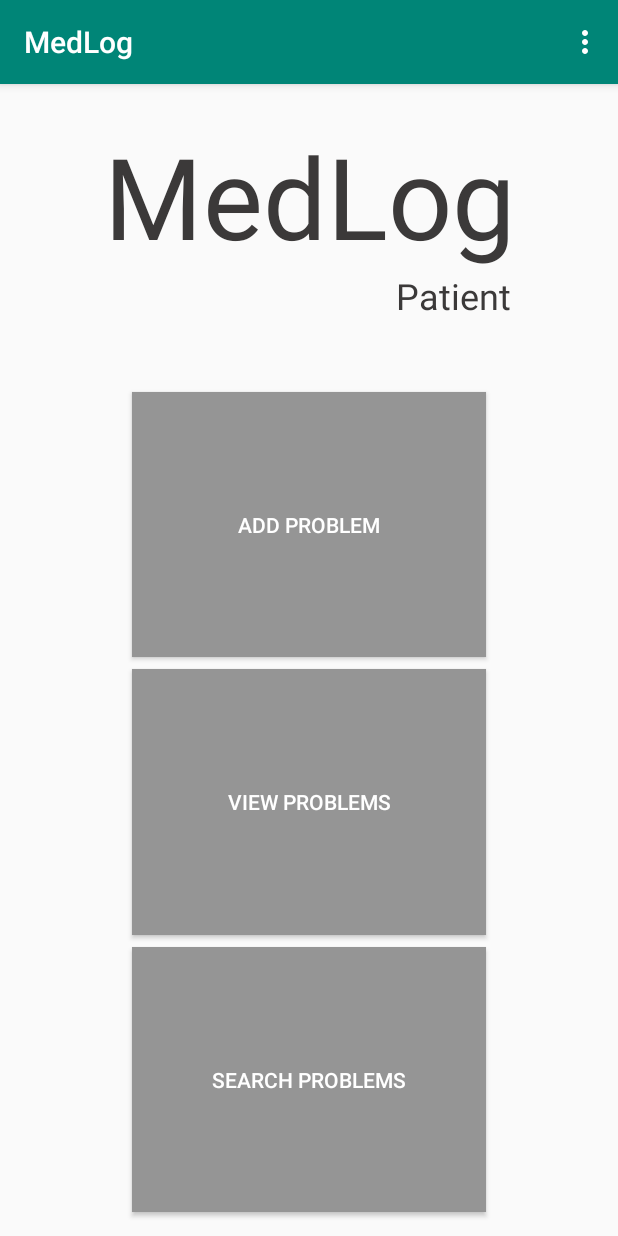
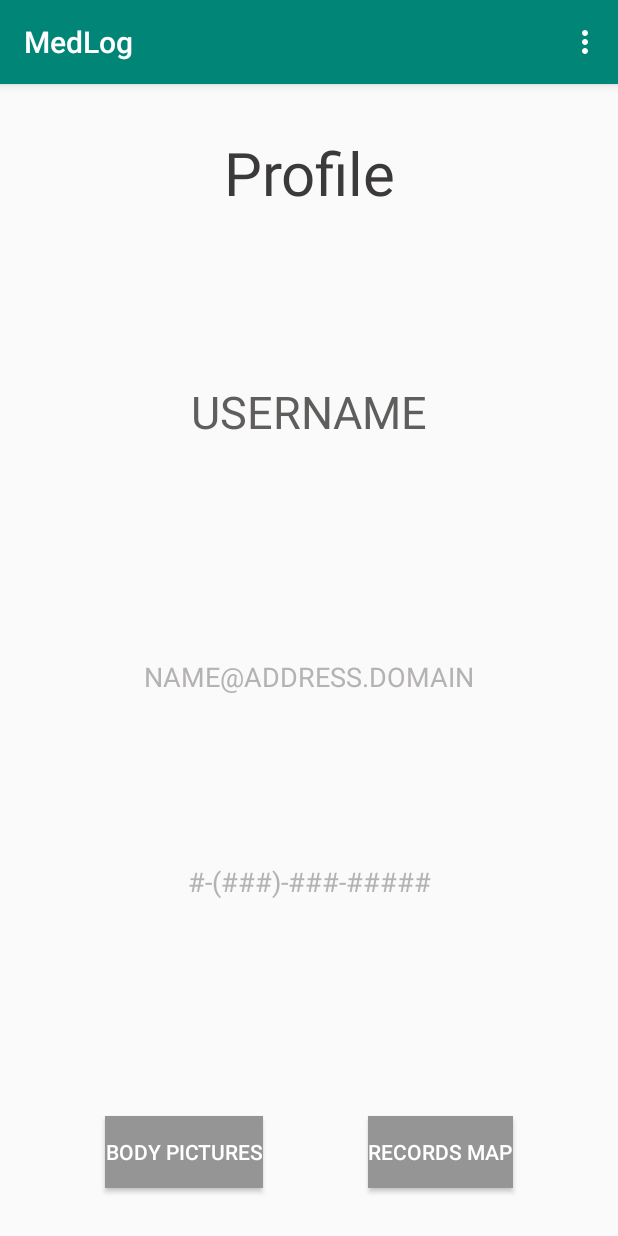
Before and after one commit to CMPUT301F18T17/MedLog, an Android app: the PatientMenuActivity screen opened directly, with no data from a screen before it, in the options menu, after a tap on "View Profile", on a phone screen of 412 x 824 dp. Run offline under Robolectric (Android 15) with nearby library versions, the phone set to English and light mode, and no system bars.

Commit message:
Added the basics of a patient profile activity

```diff
--- a/app/src/main/AndroidManifest.xml
+++ b/app/src/main/AndroidManifest.xml
@@ -53,6 +53,11 @@
                 android:name="android.support.PARENT_ACTIVITY"
                 android:value=".activity.PatientViewProblemsActivity" />
         </activity>
+        <activity android:name=".activity.PatientProfileActivity">
+            <meta-data
+                android:name="android.support.PARENT_ACTIVITY"
+                android:value=".activity.PatientMenuActivity" />
+        </activity>
     </application>
 
 </manifest>
--- a/app/src/main/java/cs/ualberta/ca/medlog/activity/PatientAddProblemActivity.java
+++ b/app/src/main/java/cs/ualberta/ca/medlog/activity/PatientAddProblemActivity.java
@@ -1,5 +1,6 @@
 package cs.ualberta.ca.medlog.activity;
 
+import android.content.Intent;
 import android.support.v4.app.DialogFragment;
 import android.support.v7.app.AppCompatActivity;
 import android.os.Bundle;
@@ -26,8 +27,9 @@ import cs.ualberta.ca.medlog.R;
  * </p>
  *
  * @author Tyler Gobran
- * @version 0.1
+ * @version 0.2
  * @see PatientMenuActivity
+ * @see PatientProblemViewActivity
  */
 public class PatientAddProblemActivity extends AppCompatActivity implements DatePickerFragment.OnNewDateSetListener {
 
@@ -78,6 +80,8 @@ public class PatientAddProblemActivity extends AppCompatActivity implements Date
     private void finalizeAddingProblem() {
         //TODO Add code for finalizing problem addition
 
+        Intent intent = new Intent(this, PatientProblemViewActivity.class);
+        startActivity(intent);
     }
 
 
--- a/app/src/main/java/cs/ualberta/ca/medlog/activity/PatientMenuActivity.java
+++ b/app/src/main/java/cs/ualberta/ca/medlog/activity/PatientMenuActivity.java
@@ -24,16 +24,16 @@ import cs.ualberta.ca.medlog.R;
  * <p>
  *     Issues: <br>
  *         Transfer to a Patient Search Problems must be added.
- *         Transfer to a Patient Profile must be added
  *         Actual handling of a logout must be added.
  *         Initial login body picture dialog must be added.
  * </p>
  *
  * @author Tyler Gobran
- * @version 0.2
+ * @version 0.3
  * @see StartScreenActivity
  * @see PatientLoginActivity
  * @see PatientSignUpActivity
+ * @see PatientProfileActivity
  */
 public class PatientMenuActivity extends AppCompatActivity {
 
@@ -104,7 +104,8 @@ public class PatientMenuActivity extends AppCompatActivity {
     }
 
     private void openPatientProfile() {
-        //TODO Add transfer to the Patient Profile Activity
+        Intent intent = new Intent(this, PatientProfileActivity.class);
+        startActivity(intent);
     }
 
     private void logoutPatient() {
--- /dev/null
+++ b/app/src/main/res/layout/activity_patient_profile.xml
@@ -0,0 +1,100 @@
+<?xml version="1.0" encoding="utf-8"?>
+<android.support.constraint.ConstraintLayout xmlns:android="http://schemas.android.com/apk/res/android"
+    xmlns:app="http://schemas.android.com/apk/res-auto"
+    xmlns:tools="http://schemas.android.com/tools"
+    android:id="@+id/activityPatientProfile.Base"
+    android:layout_width="match_parent"
+    android:layout_height="match_parent"
+    tools:context=".activity.PatientProfileActivity">
+
+    <TextView
+        android:id="@+id/activityPatientProfile.TitleView"
+        android:layout_width="wrap_content"
+        android:layout_height="wrap_content"
+        android:layout_marginStart="8dp"
+        android:layout_marginTop="32dp"
+        android:layout_marginEnd="8dp"
+        android:text="@string/activityPatientProfile.TitleText"
+        android:textAlignment="center"
+        android:textColor="@color/app_boldTextColour"
+        android:textSize="40sp"
+        app:layout_constraintEnd_toEndOf="parent"
+        app:layout_constraintStart_toStartOf="parent"
+        app:layout_constraintTop_toTopOf="parent" />
+
+    <TextView
+        android:id="@+id/activityPatientProfile.UsernameView"
+        android:layout_width="wrap_content"
+        android:layout_height="wrap_content"
+        android:layout_marginStart="8dp"
+        android:layout_marginEnd="8dp"
+        android:layout_marginBottom="32dp"
+        android:text="@string/activityPatientProfile.UsernameDefault"
+        android:textAlignment="center"
+        android:textColor="@color/app_normalTextColour"
+        android:textSize="30sp"
+        app:layout_constraintBottom_toTopOf="@+id/activityPatientProfile.EmailView"
+        app:layout_constraintEnd_toEndOf="parent"
+        app:layout_constraintHorizontal_bias="0.5"
+        app:layout_constraintStart_toStartOf="parent"
+        app:layout_constraintTop_toBottomOf="@+id/activityPatientProfile.TitleView" />
+
+    <TextView
+        android:id="@+id/activityPatientProfile.EmailView"
+        android:layout_width="wrap_content"
+        android:layout_height="wrap_content"
+        android:layout_marginStart="8dp"
+        android:layout_marginEnd="8dp"
+        android:text="@string/activityPatientProfile.EmailDefault"
+        android:textAlignment="center"
+        android:textColor="@color/app_lightTextColour"
+        android:textSize="18sp"
+        app:layout_constraintBottom_toTopOf="@+id/activityPatientProfile.PhoneNumberView"
+        app:layout_constraintEnd_toEndOf="parent"
+        app:layout_constraintHorizontal_bias="0.5"
+        app:layout_constraintStart_toStartOf="parent"
+        app:layout_constraintTop_toBottomOf="@+id/activityPatientProfile.UsernameView" />
+
+    <TextView
+        android:id="@+id/activityPatientProfile.PhoneNumberView"
+        android:layout_width="wrap_content"
+        android:layout_height="wrap_content"
+        android:layout_marginStart="8dp"
+        android:layout_marginEnd="8dp"
+        android:layout_marginBottom="32dp"
+        android:text="@string/activityPatientProfile.PhoneNumberDefault"
+        android:textAlignment="center"
+        android:textColor="@color/app_lightTextColour"
+        android:textSize="18sp"
+        app:layout_constraintBottom_toTopOf="@+id/activityPatientProfile.BodyPicturesButton"
+        app:layout_constraintEnd_toEndOf="parent"
+        app:layout_constraintHorizontal_bias="0.5"
+        app:layout_constraintStart_toStartOf="parent"
+        app:layout_constraintTop_toBottomOf="@+id/activityPatientProfile.EmailView" />
+
+    <Button
+        android:id="@+id/activityPatientProfile.BodyPicturesButton"
+        style="@style/Widget.AppCompat.Button.Colored"
+        android:layout_width="wrap_content"
+        android:layout_height="wrap_content"
+        android:background="@color/app_buttonColour"
+        android:text="@string/activityPatientProfile.BodyPicturesButton"
+        android:textAllCaps="true"
+        app:layout_constraintBaseline_toBaselineOf="@+id/activityPatientProfile.RecordsMapButton"
+        app:layout_constraintEnd_toStartOf="@+id/activityPatientProfile.RecordsMapButton"
+        app:layout_constraintHorizontal_bias="0.5"
+        app:layout_constraintStart_toStartOf="parent" />
+
+    <Button
+        android:id="@+id/activityPatientProfile.RecordsMapButton"
+        style="@style/Widget.AppCompat.Button.Colored"
+        android:layout_width="wrap_content"
+        android:layout_height="wrap_content"
+        android:layout_marginBottom="32dp"
+        android:background="@color/app_buttonColour"
+        android:text="@string/activityPatientProfile.RecordsMapButton"
+        app:layout_constraintBottom_toBottomOf="parent"
+        app:layout_constraintEnd_toEndOf="parent"
+        app:layout_constraintHorizontal_bias="0.5"
+        app:layout_constraintStart_toEndOf="@+id/activityPatientProfile.BodyPicturesButton" />
+</android.support.constraint.ConstraintLayout>
--- /dev/null
+++ b/app/src/main/res/menu/menu_patient_profile.xml
@@ -0,0 +1,9 @@
+<?xml version="1.0" encoding="utf-8"?>
+<menu xmlns:android="http://schemas.android.com/apk/res/android">
+    <item
+        android:id="@+id/menuPatientProfile.EditEmail"
+        android:title="@string/menuPatientProfile.EditEmail" />
+    <item
+        android:id="@+id/menuPatientProfile.EditPhoneNumber"
+        android:title="@string/menuPatientProfile.EditPhoneNumber" />
+</menu>
--- a/app/src/main/res/values/strings.xml
+++ b/app/src/main/res/values/strings.xml
@@ -47,13 +47,22 @@
     <string name="menuPatientProblemView.EditDate">Edit Date</string>
     <string name="menuPatientProblemView.EditDescription">Edit Description</string>
     <string name="menuPatientProblemView.DeleteProblem">Delete</string>
-    <string name="fragmentDescriptionEditor.EditHint">Enter a Description</string>
-    <string name="fragmentDescriptionEditor.ConfirmButton">Ok</string>
-    <string name="fragmentDescriptionEditor.CancelButton">Cancel</string>
-    <string name="fragmentTitleEditor.EditHint">Enter a Title</string>
-    <string name="fragmentTitleEditor.ConfirmButton">Ok</string>
-    <string name="fragmentTitleEditor.CancelButton">Cancel</string>
+    <string name="fragmentTextEditor.EditHint">Enter Text</string>
+    <string name="fragmentTextEditor.ConfirmButton">Ok</string>
+    <string name="fragmentTextEditor.CancelButton">Cancel</string>
+    <string name="fragmentTextEditor.TitleHint">Enter a Title</string>
+    <string name="fragmentTextEditor.DescHint">Enter a Description</string>
+    <string name="fragmentTextEditor.EmailHint">Enter an Email</string>
+    <string name="fragmentTextEditor.PhoneNumberHint">Enter a Phone Number</string>
     <string name="fragmentSlideshow.PreviousButton">Previous</string>
     <string name="fragmentSlideshow.Image">Image</string>
     <string name="fragmentSlideshow.NextButton">Next</string>
+    <string name="activityPatientProfile.TitleText">Profile</string>
+    <string name="activityPatientProfile.BodyPicturesButton">Body Pictures</string>
+    <string name="activityPatientProfile.RecordsMapButton">Records Map</string>
+    <string name="activityPatientProfile.EmailDefault">NAME@ADDRESS.DOMAIN</string>
+    <string name="activityPatientProfile.PhoneNumberDefault">#-(###)-###-#####</string>
+    <string name="activityPatientProfile.UsernameDefault">USERNAME</string>
+    <string name="menuPatientProfile.EditEmail">Edit Email</string>
+    <string name="menuPatientProfile.EditPhoneNumber">Edit Phone Number</string>
 </resources>
```
Also changed, not shown: app/src/main/java/cs/ualberta/ca/medlog/activity/DescriptionEditorFragment.java (deleted, +0 -78 lines), app/src/main/java/cs/ualberta/ca/medlog/activity/PatientProblemViewActivity.java (+37 -31 lines), app/src/main/java/cs/ualberta/ca/medlog/activity/PatientProfileActivity.java (added, +135 -0 lines), app/src/main/java/cs/ualberta/ca/medlog/activity/TextEditorFragment.java (added, +103 -0 lines), app/src/main/java/cs/ualberta/ca/medlog/activity/TitleEditorFragment.java (deleted, +0 -78 lines), app/src/main/res/layout/fragment_description_editor.xml (deleted, +0 -27 lines), app/src/main/res/layout/fragment_text_editor.xml (renamed from app/src/main/res/layout/fragment_title_editor.xml, +4 -3 lines).
